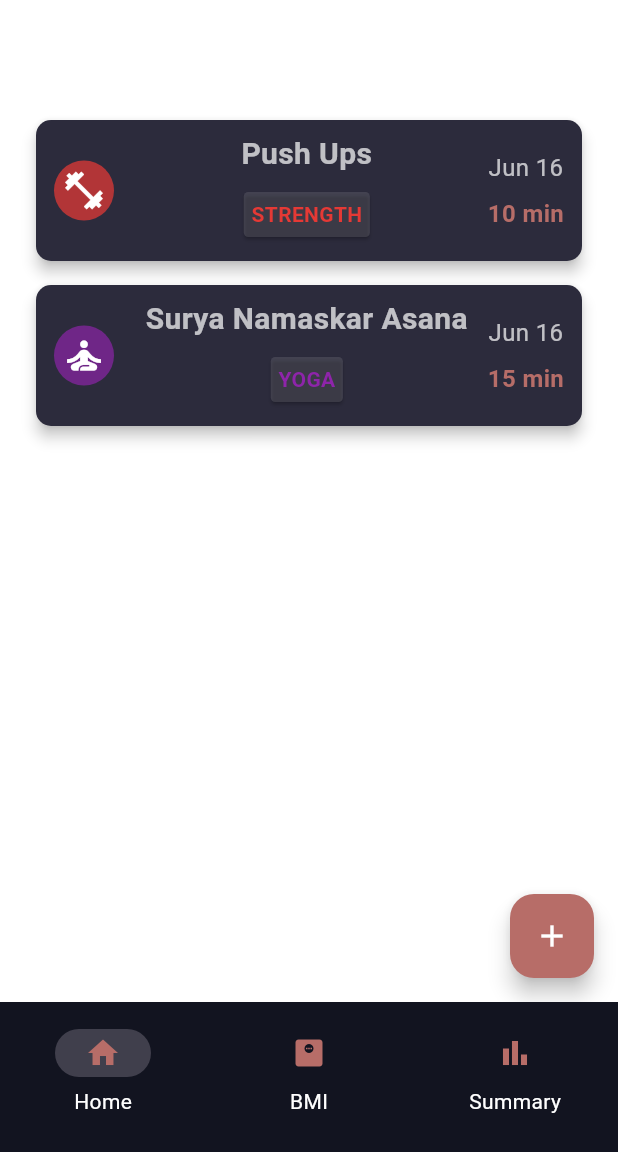
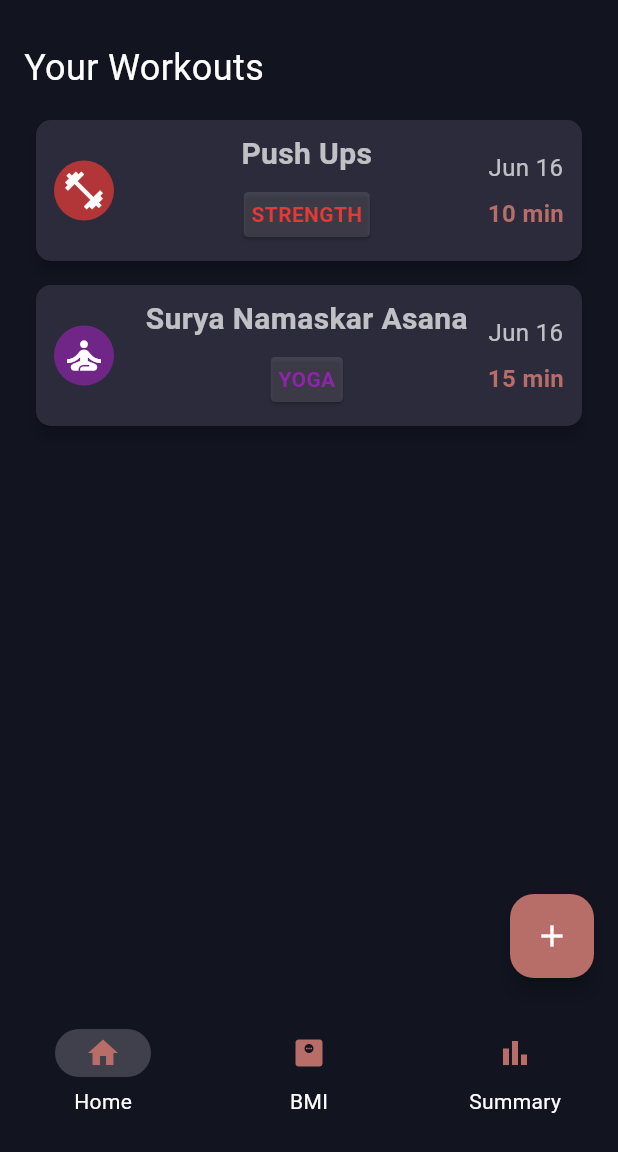
Before and after one commit to mbtions/Flutter-Apps-Using-Provider, a Flutter app: the screen it shows after launch, on a phone screen of 412 x 824 dp, the part 84-1236 px from its top. Run offline on Flutter 3.47's test engine with Material 3 defaults, Android fonts, the phone set to English and light mode, and no system bars; our stand-ins replace fl_chart.

Commit message:
update main file

```diff
--- a/fitnesstrackerapp/lib/main.dart
+++ b/fitnesstrackerapp/lib/main.dart
@@ -25,7 +25,7 @@ class FitnessTrackerApp extends StatelessWidget {
         title: 'Fitness Tracker App',
         debugShowCheckedModeBanner: false,
         home: HomeScreen(),
-        theme: myAppLightTheme,
+        theme: myAppTheme,
       ),
     );
   }
```
